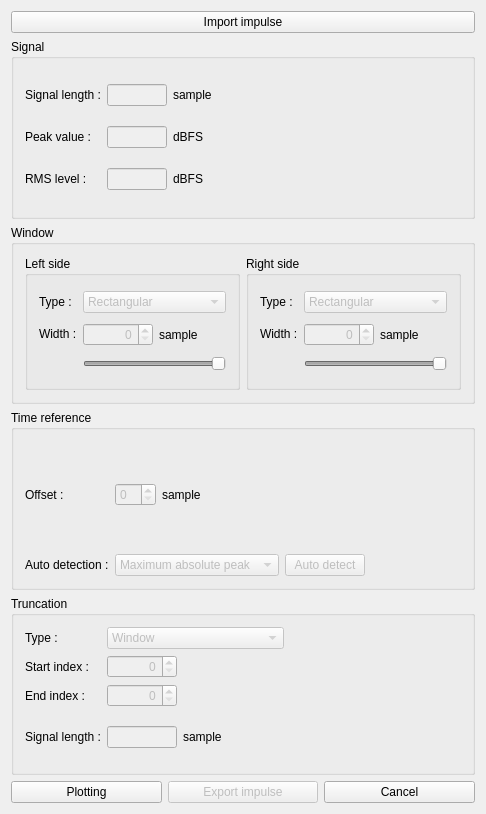
This is windowing.ui in jeanibarz/AcousticDSP-Windowing as Qt 5 draws it before an edit. The edited form follows.
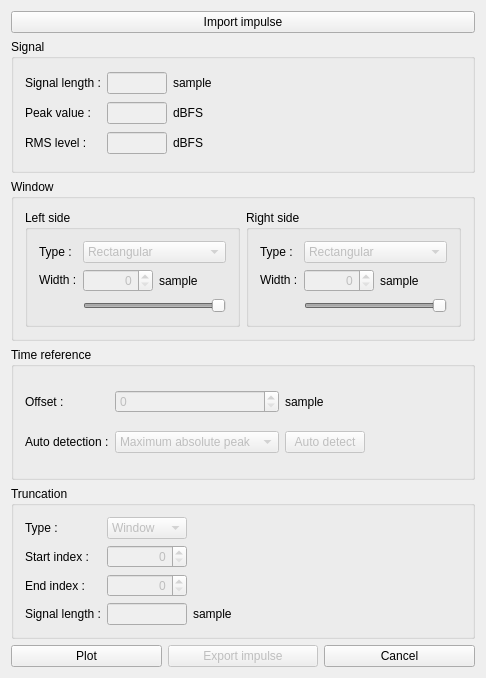
This is the edited form.

What changed in the file:
```diff
--- a/windowing.ui
+++ b/windowing.ui
@@ -10,15 +10,24 @@
     <x>0</x>
     <y>0</y>
     <width>486</width>
-    <height>814</height>
+    <height>678</height>
    </rect>
   </property>
   <property name="sizePolicy">
-   <sizepolicy hsizetype="MinimumExpanding" vsizetype="MinimumExpanding">
+   <sizepolicy hsizetype="Fixed" vsizetype="Fixed">
     <horstretch>0</horstretch>
     <verstretch>0</verstretch>
    </sizepolicy>
   </property>
+  <property name="maximumSize">
+   <size>
+    <width>492</width>
+    <height>678</height>
+   </size>
+  </property>
+  <property name="focusPolicy">
+   <enum>Qt::StrongFocus</enum>
+  </property>
   <property name="windowTitle">
    <string>Windowing</string>
   </property>
@@ -166,34 +175,17 @@
        </widget>
       </item>
       <item row="0" column="2">
-       <layout class="QHBoxLayout" name="horizontalLayout_4">
-        <item>
-         <widget class="QLabel" name="sSignalLengthUnit">
-          <property name="minimumSize">
-           <size>
-            <width>45</width>
-            <height>0</height>
-           </size>
-          </property>
-          <property name="text">
-           <string>sample</string>
-          </property>
-         </widget>
-        </item>
-        <item>
-         <spacer name="horizontalSpacer_4">
-          <property name="orientation">
-           <enum>Qt::Horizontal</enum>
-          </property>
-          <property name="sizeHint" stdset="0">
-           <size>
-            <width>40</width>
-            <height>20</height>
-           </size>
-          </property>
-         </spacer>
-        </item>
-       </layout>
+       <widget class="QLabel" name="sSignalLengthUnit">
+        <property name="minimumSize">
+         <size>
+          <width>45</width>
+          <height>0</height>
+         </size>
+        </property>
+        <property name="text">
+         <string>sample</string>
+        </property>
+       </widget>
       </item>
      </layout>
     </widget>
@@ -410,12 +402,6 @@
              <verstretch>0</verstretch>
             </sizepolicy>
            </property>
-           <property name="maximumSize">
-            <size>
-             <width>40</width>
-             <height>16777215</height>
-            </size>
-           </property>
            <property name="text">
             <string>Width :</string>
            </property>
@@ -586,51 +572,14 @@
         </property>
        </widget>
       </item>
-      <item row="1" column="0">
+      <item row="3" column="0">
        <widget class="QLabel" name="label_10">
         <property name="text">
          <string>Auto detection :</string>
         </property>
        </widget>
       </item>
-      <item row="0" column="1" colspan="2">
-       <layout class="QHBoxLayout" name="horizontalLayout_6">
-        <item>
-         <widget class="QSpinBox" name="tOffsetValue">
-          <property name="enabled">
-           <bool>false</bool>
-          </property>
-         </widget>
-        </item>
-        <item>
-         <widget class="QLabel" name="wTimeOffsetUnit">
-          <property name="minimumSize">
-           <size>
-            <width>45</width>
-            <height>0</height>
-           </size>
-          </property>
-          <property name="text">
-           <string>sample</string>
-          </property>
-         </widget>
-        </item>
-        <item>
-         <spacer name="horizontalSpacer">
-          <property name="orientation">
-           <enum>Qt::Horizontal</enum>
-          </property>
-          <property name="sizeHint" stdset="0">
-           <size>
-            <width>40</width>
-            <height>20</height>
-           </size>
-          </property>
-         </spacer>
-        </item>
-       </layout>
-      </item>
-      <item row="1" column="1">
+      <item row="3" column="1">
        <widget class="QComboBox" name="tAutoDetectComboBox">
         <property name="enabled">
          <bool>false</bool>
@@ -653,7 +602,7 @@
         </item>
        </widget>
       </item>
-      <item row="1" column="2">
+      <item row="3" column="2">
        <widget class="QPushButton" name="tAutoDetectPushButton">
         <property name="enabled">
          <bool>false</bool>
@@ -669,7 +618,7 @@
         </property>
        </widget>
       </item>
-      <item row="1" column="3">
+      <item row="3" column="3">
        <spacer name="horizontalSpacer_2">
         <property name="orientation">
          <enum>Qt::Horizontal</enum>
@@ -682,6 +631,26 @@
         </property>
        </spacer>
       </item>
+      <item row="0" column="1">
+       <widget class="QSpinBox" name="tOffsetValue">
+        <property name="enabled">
+         <bool>false</bool>
+        </property>
+       </widget>
+      </item>
+      <item row="0" column="2">
+       <widget class="QLabel" name="wTimeOffsetUnit">
+        <property name="minimumSize">
+         <size>
+          <width>45</width>
+          <height>0</height>
+         </size>
+        </property>
+        <property name="text">
+         <string>sample</string>
+        </property>
+       </widget>
+      </item>
      </layout>
     </widget>
    </item>
@@ -696,7 +665,10 @@
      <property name="title">
       <string>Truncation</string>
      </property>
-     <layout class="QGridLayout" name="gridLayout">
+     <layout class="QGridLayout" name="gridLayout" columnstretch="0,0,0,0,0,0">
+      <property name="verticalSpacing">
+       <number>6</number>
+      </property>
       <item row="4" column="0">
        <widget class="QLabel" name="label_8">
         <property name="text">
@@ -723,12 +695,24 @@
         <property name="enabled">
          <bool>false</bool>
         </property>
+        <property name="sizePolicy">
+         <sizepolicy hsizetype="Minimum" vsizetype="Fixed">
+          <horstretch>0</horstretch>
+          <verstretch>0</verstretch>
+         </sizepolicy>
+        </property>
         <property name="minimumSize">
          <size>
-          <width>80</width>
+          <width>0</width>
           <height>0</height>
          </size>
         </property>
+        <property name="maximumSize">
+         <size>
+          <width>80</width>
+          <height>16777215</height>
+         </size>
+        </property>
         <item>
          <property name="text">
           <string>Window</string>
@@ -741,19 +725,6 @@
         </item>
        </widget>
       </item>
-      <item row="2" column="4">
-       <spacer name="horizontalSpacer_5">
-        <property name="orientation">
-         <enum>Qt::Horizontal</enum>
-        </property>
-        <property name="sizeHint" stdset="0">
-         <size>
-          <width>40</width>
-          <height>20</height>
-         </size>
-        </property>
-       </spacer>
-      </item>
       <item row="5" column="0">
        <widget class="QLabel" name="label_9">
         <property name="text">
@@ -761,44 +732,20 @@
         </property>
        </widget>
       </item>
-      <item row="5" column="1">
-       <layout class="QHBoxLayout" name="horizontalLayout_5">
-        <item>
-         <widget class="QLineEdit" name="trSignalLengthValue">
-          <property name="enabled">
-           <bool>false</bool>
-          </property>
-          <property name="maximumSize">
-           <size>
-            <width>70</width>
-            <height>16777215</height>
-           </size>
-          </property>
-          <property name="alignment">
-           <set>Qt::AlignRight|Qt::AlignTrailing|Qt::AlignVCenter</set>
-          </property>
-          <property name="readOnly">
-           <bool>true</bool>
-          </property>
-         </widget>
-        </item>
-        <item>
-         <widget class="QLabel" name="trSignalLengthUnit">
-          <property name="text">
-           <string>sample</string>
-          </property>
-         </widget>
-        </item>
-       </layout>
-      </item>
       <item row="3" column="1">
        <widget class="QSpinBox" name="trStartIndexValue">
         <property name="enabled">
          <bool>false</bool>
         </property>
+        <property name="sizePolicy">
+         <sizepolicy hsizetype="Preferred" vsizetype="Fixed">
+          <horstretch>0</horstretch>
+          <verstretch>0</verstretch>
+         </sizepolicy>
+        </property>
         <property name="maximumSize">
          <size>
-          <width>70</width>
+          <width>80</width>
           <height>16777215</height>
          </size>
         </property>
@@ -812,9 +759,15 @@
         <property name="enabled">
          <bool>false</bool>
         </property>
+        <property name="sizePolicy">
+         <sizepolicy hsizetype="Preferred" vsizetype="Fixed">
+          <horstretch>0</horstretch>
+          <verstretch>0</verstretch>
+         </sizepolicy>
+        </property>
         <property name="maximumSize">
          <size>
-          <width>70</width>
+          <width>80</width>
           <height>16777215</height>
          </size>
         </property>
@@ -829,6 +782,54 @@
         </property>
        </widget>
       </item>
+      <item row="5" column="4">
+       <widget class="QLabel" name="trSignalLengthUnit">
+        <property name="text">
+         <string>sample</string>
+        </property>
+       </widget>
+      </item>
+      <item row="5" column="1">
+       <widget class="QLineEdit" name="trSignalLengthValue">
+        <property name="enabled">
+         <bool>false</bool>
+        </property>
+        <property name="sizePolicy">
+         <sizepolicy hsizetype="Preferred" vsizetype="Fixed">
+          <horstretch>0</horstretch>
+          <verstretch>0</verstretch>
+         </sizepolicy>
+        </property>
+        <property name="maximumSize">
+         <size>
+          <width>80</width>
+          <height>16777215</height>
+         </size>
+        </property>
+        <property name="focusPolicy">
+         <enum>Qt::NoFocus</enum>
+        </property>
+        <property name="alignment">
+         <set>Qt::AlignRight|Qt::AlignTrailing|Qt::AlignVCenter</set>
+        </property>
+        <property name="readOnly">
+         <bool>true</bool>
+        </property>
+       </widget>
+      </item>
+      <item row="2" column="4">
+       <spacer name="horizontalSpacer">
+        <property name="orientation">
+         <enum>Qt::Horizontal</enum>
+        </property>
+        <property name="sizeHint" stdset="0">
+         <size>
+          <width>40</width>
+          <height>20</height>
+         </size>
+        </property>
+       </spacer>
+      </item>
      </layout>
     </widget>
    </item>
@@ -837,7 +838,7 @@
      <item>
       <widget class="QPushButton" name="plottingPushButton">
        <property name="text">
-        <string>Plotting</string>
+        <string>Plot</string>
        </property>
       </widget>
      </item>
```
Left out of the diff: 82 changed lines with no effect on the pictures.
